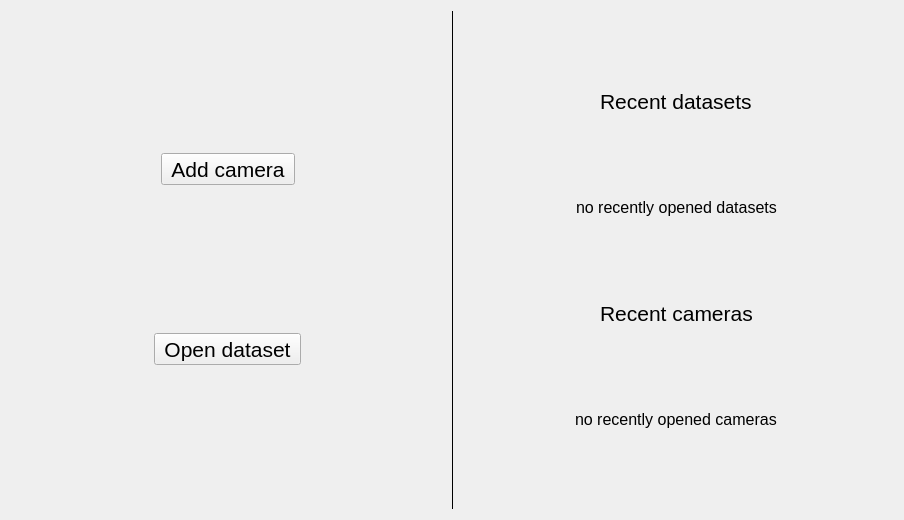
The window that startup_page.ui (mrazr/antarstick) describes before a commit, drawn with Qt 5.
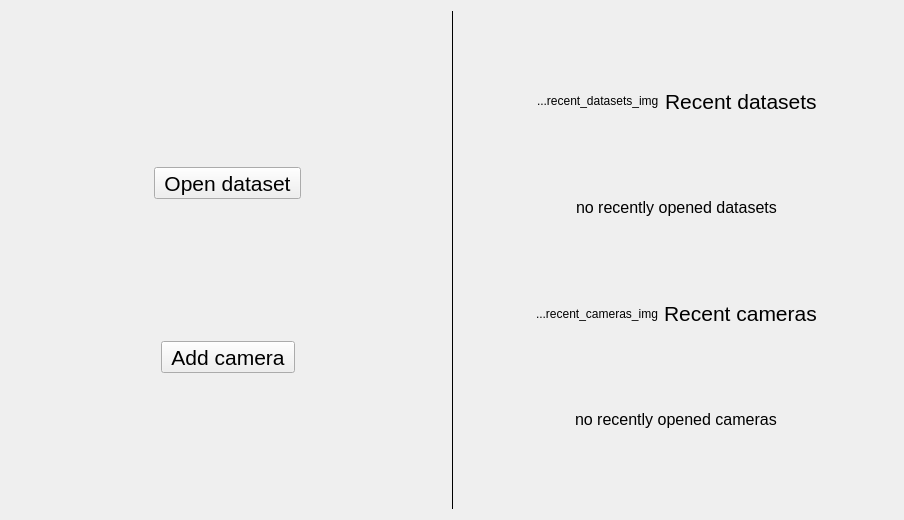
The same window after the commit. Icons and pictures are not drawn.

Commit message: ui changes, recent items implementation..

What changed in the file:
```diff
--- a/startup_page.ui
+++ b/startup_page.ui
@@ -16,6 +16,44 @@
   <layout class="QHBoxLayout" name="horizontalLayout">
    <item>
     <layout class="QVBoxLayout" name="verticalLayout">
+     <item>
+      <spacer name="horizontalSpacer_3">
+       <property name="orientation">
+        <enum>Qt::Horizontal</enum>
+       </property>
+       <property name="sizeHint" stdset="0">
+        <size>
+         <width>40</width>
+         <height>20</height>
+        </size>
+       </property>
+      </spacer>
+     </item>
+     <item alignment="Qt::AlignHCenter">
+      <widget class="QToolButton" name="openDataset_button">
+       <property name="font">
+        <font>
+         <pointsize>16</pointsize>
+        </font>
+       </property>
+       <property name="text">
+        <string>Open dataset</string>
+       </property>
+       <property name="icon">
+        <iconset theme="document-open">
+         <normaloff>.</normaloff>.</iconset>
+       </property>
+       <property name="iconSize">
+        <size>
+         <width>32</width>
+         <height>32</height>
+        </size>
+       </property>
+       <property name="toolButtonStyle">
+        <enum>Qt::ToolButtonTextUnderIcon</enum>
+       </property>
+      </widget>
+     </item>
      <item alignment="Qt::AlignHCenter">
       <widget class="QToolButton" name="addCamera_button">
        <property name="sizePolicy">
@@ -33,31 +71,8 @@
         <string>Add camera</string>
        </property>
        <property name="icon">
-        <iconset theme="camera-photo"/>
-       </property>
-       <property name="iconSize">
-        <size>
-         <width>32</width>
-         <height>32</height>
-        </size>
-       </property>
-       <property name="toolButtonStyle">
-        <enum>Qt::ToolButtonTextUnderIcon</enum>
-       </property>
-      </widget>
-     </item>
-     <item alignment="Qt::AlignHCenter">
-      <widget class="QToolButton" name="openDataset_button">
-       <property name="font">
-        <font>
-         <pointsize>16</pointsize>
-        </font>
-       </property>
-       <property name="text">
-        <string>Open dataset</string>
-       </property>
-       <property name="icon">
-        <iconset theme="document-open"/>
+        <iconset theme="camera-photo">
+         <normaloff>.</normaloff>.</iconset>
        </property>
        <property name="iconSize">
         <size>
@@ -93,6 +108,34 @@
    </item>
    <item>
     <layout class="QVBoxLayout" name="verticalLayout_2">
+     <item>
+      <layout class="QHBoxLayout" name="recent_datasets_layout">
+       <item>
+        <spacer name="horizontalSpacer_2">
+         <property name="orientation">
+          <enum>Qt::Horizontal</enum>
+         </property>
+         <property name="sizeHint" stdset="0">
+          <size>
+           <width>40</width>
+           <height>20</height>
+          </size>
+         </property>
+        </spacer>
+       </item>
+       <item alignment="Qt::AlignRight">
+        <widget class="QLabel" name="label_recent_datasets_image_placeholder">
+         <property name="sizePolicy">
+          <sizepolicy hsizetype="Minimum" vsizetype="Fixed">
+           <horstretch>0</horstretch>
+           <verstretch>0</verstretch>
+          </sizepolicy>
+         </property>
+         <property name="text">
+          <string>...recent_datasets_img</string>
+         </property>
+        </widget>
+       </item>
      <item alignment="Qt::AlignHCenter">
       <widget class="QLabel" name="label_recentDatasets">
        <property name="sizePolicy">
@@ -112,6 +155,21 @@
       </widget>
      </item>
      <item>
+        <spacer name="horizontalSpacer">
+         <property name="orientation">
+          <enum>Qt::Horizontal</enum>
+         </property>
+         <property name="sizeHint" stdset="0">
+          <size>
+           <width>40</width>
+           <height>20</height>
+          </size>
+         </property>
+        </spacer>
+       </item>
+      </layout>
+     </item>
+     <item>
       <layout class="QVBoxLayout" name="verticalLayout_recentDatasets">
        <property name="sizeConstraint">
         <enum>QLayout::SetDefaultConstraint</enum>
@@ -139,7 +197,29 @@
        </item>
       </layout>
      </item>
-     <item alignment="Qt::AlignHCenter">
+     <item>
+      <layout class="QHBoxLayout" name="horizontalLayout_2">
+       <item>
+        <spacer name="horizontalSpacer_4">
+         <property name="orientation">
+          <enum>Qt::Horizontal</enum>
+         </property>
+         <property name="sizeHint" stdset="0">
+          <size>
+           <width>40</width>
+           <height>20</height>
+          </size>
+         </property>
+        </spacer>
+       </item>
+       <item>
+        <widget class="QLabel" name="label_recent_cameras_image_placeholder">
+         <property name="text">
+          <string>...recent_cameras_img</string>
+         </property>
+        </widget>
+       </item>
+       <item>
       <widget class="QLabel" name="label">
        <property name="sizePolicy">
         <sizepolicy hsizetype="Preferred" vsizetype="Fixed">
@@ -156,6 +236,21 @@
         <string>Recent cameras</string>
        </property>
       </widget>
+       </item>
+       <item>
+        <spacer name="horizontalSpacer_5">
+         <property name="orientation">
+          <enum>Qt::Horizontal</enum>
+         </property>
+         <property name="sizeHint" stdset="0">
+          <size>
+           <width>40</width>
+           <height>20</height>
+          </size>
+         </property>
+        </spacer>
+       </item>
+      </layout>
      </item>
      <item>
       <layout class="QVBoxLayout" name="verticalLayout_recentCameras">
```
Lines whose indentation alone changed are shown as unchanged. The commit also changes 4 other files.
